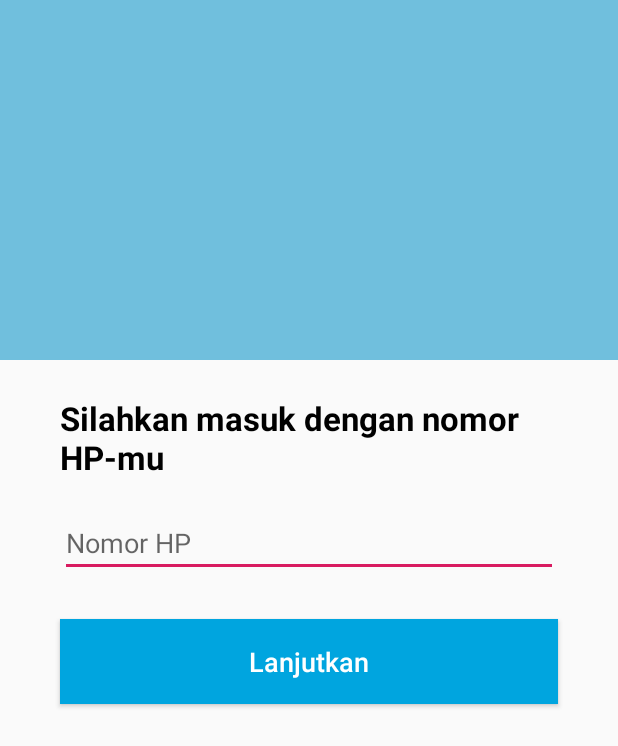
After one commit to havidalbar/Soya, an Android app: the layout activity_masuk.xml on its own in the app's theme, with its tools: preview values and no code run, on a phone screen of 412 x 824 dp. The commit adds this screen. Shown: the top 746 px of the screen. Run offline under Robolectric (Android 15) with nearby library versions, the light colour scheme and no system bars.

Commit message:
Layout masuk

```diff
--- a/app/src/main/java/com/example/soya/MainActivity.kt
+++ b/app/src/main/java/com/example/soya/MasukActivity.kt
@@ -3,10 +3,10 @@ package com.example.soya
 import androidx.appcompat.app.AppCompatActivity
 import android.os.Bundle
 
-class MainActivity : AppCompatActivity() {
+class MasukActivity : AppCompatActivity() {
 
     override fun onCreate(savedInstanceState: Bundle?) {
         super.onCreate(savedInstanceState)
-        setContentView(R.layout.activity_main)
+        setContentView(R.layout.activity_masuk)
     }
 }
--- a/app/src/main/res/layout/activity_main.xml
+++ /dev/null
@@ -1,18 +0,0 @@
-<?xml version="1.0" encoding="utf-8"?>
-<androidx.constraintlayout.widget.ConstraintLayout xmlns:android="http://schemas.android.com/apk/res/android"
-    xmlns:app="http://schemas.android.com/apk/res-auto"
-    xmlns:tools="http://schemas.android.com/tools"
-    android:layout_width="match_parent"
-    android:layout_height="match_parent"
-    tools:context=".MainActivity">
-
-    <TextView
-        android:layout_width="wrap_content"
-        android:layout_height="wrap_content"
-        android:text="Hello World!"
-        app:layout_constraintBottom_toBottomOf="parent"
-        app:layout_constraintLeft_toLeftOf="parent"
-        app:layout_constraintRight_toRightOf="parent"
-        app:layout_constraintTop_toTopOf="parent" />
-
-</androidx.constraintlayout.widget.ConstraintLayout>
--- /dev/null
+++ b/app/src/main/res/layout/activity_masuk.xml
@@ -0,0 +1,69 @@
+<?xml version="1.0" encoding="utf-8"?>
+<androidx.constraintlayout.widget.ConstraintLayout xmlns:android="http://schemas.android.com/apk/res/android"
+    xmlns:app="http://schemas.android.com/apk/res-auto"
+    xmlns:tools="http://schemas.android.com/tools"
+    android:layout_width="match_parent"
+    android:layout_height="match_parent"
+    android:visibility="visible"
+    tools:context=".MasukActivity">
+
+    <View
+        android:id="@+id/view"
+        android:layout_width="match_parent"
+        android:layout_height="240dp"
+        android:background="@color/colorBluePrimary"
+        app:layout_constraintEnd_toEndOf="parent"
+        app:layout_constraintStart_toStartOf="parent"
+        app:layout_constraintTop_toTopOf="parent" />
+
+    <TextView
+        android:id="@+id/textView"
+        android:layout_width="match_parent"
+        android:layout_height="wrap_content"
+        android:layout_marginStart="40dp"
+        android:layout_marginTop="24dp"
+        android:layout_marginEnd="40dp"
+        android:text="Silahkan masuk dengan nomor HP-mu"
+        android:textColor="#000000"
+        android:textSize="22sp"
+        android:textStyle="bold"
+        app:layout_constraintEnd_toEndOf="parent"
+        app:layout_constraintStart_toStartOf="parent"
+        app:layout_constraintTop_toBottomOf="@+id/view" />
+
+    <Button
+        android:id="@+id/button"
+        android:layout_width="match_parent"
+        android:layout_height="wrap_content"
+        android:layout_marginStart="40dp"
+        android:layout_marginTop="28dp"
+        android:layout_marginEnd="40dp"
+        android:background="@color/colorBlueButton"
+        android:paddingTop="16dp"
+        android:paddingBottom="16dp"
+        android:text="Lanjutkan"
+        android:textAllCaps="false"
+        android:textColor="@android:color/white"
+        android:textSize="18sp"
+        app:layout_constraintEnd_toEndOf="parent"
+        app:layout_constraintStart_toStartOf="parent"
+        app:layout_constraintTop_toBottomOf="@+id/editText3" />
+
+    <EditText
+        android:id="@+id/editText3"
+        android:layout_width="match_parent"
+        android:layout_height="wrap_content"
+        android:layout_marginStart="40dp"
+        android:layout_marginTop="20dp"
+        android:layout_marginEnd="40dp"
+        android:ems="10"
+        android:hint="Nomor HP"
+        android:inputType="number"
+        android:textColorHighlight="@color/colorPlaceholder"
+        android:textColorLink="@color/colorPlaceholder"
+        app:layout_constraintEnd_toEndOf="parent"
+        app:layout_constraintStart_toStartOf="parent"
+        app:layout_constraintTop_toBottomOf="@+id/textView" />
+
+
+</androidx.constraintlayout.widget.ConstraintLayout>
--- a/app/src/main/res/values/colors.xml
+++ b/app/src/main/res/values/colors.xml
@@ -3,4 +3,7 @@
     <color name="colorPrimary">#008577</color>
     <color name="colorPrimaryDark">#00574B</color>
     <color name="colorAccent">#D81B60</color>
+    <color name="colorBluePrimary">#70BFDD</color>
+    <color name="colorBlueButton">#00A5DF</color>
+    <color name="colorPlaceholder">#A8A8A8</color>
 </resources>
```
